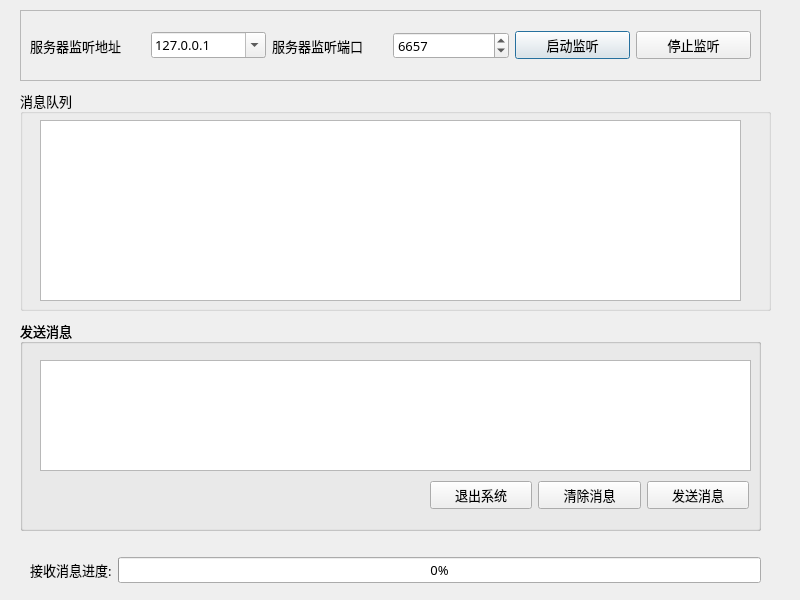
Before: the Qt Designer form CSFileTransferTools/filetransfertoolsdialog.ui in a1263221841-sudo/C-S-File-Transfer-Tools, drawn with Qt 5.
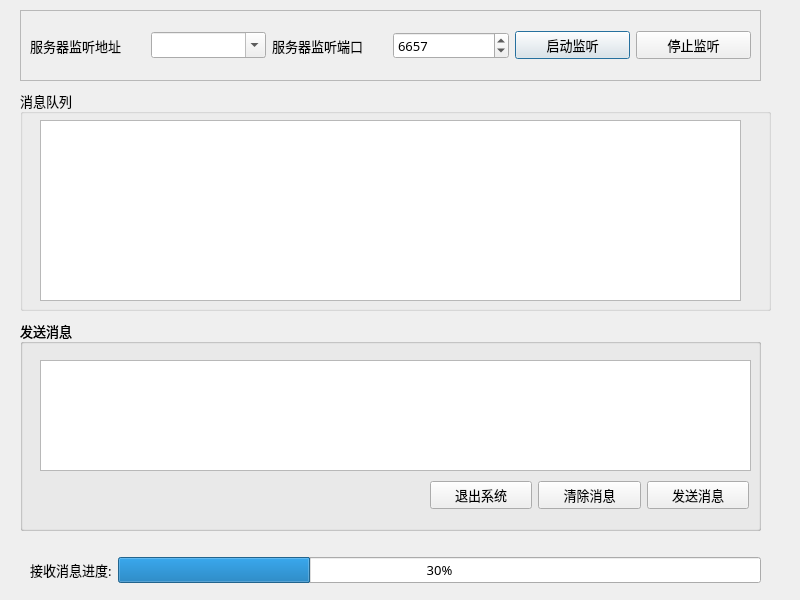
After: the same form once the commit is applied. Icons and pictures are not drawn.

Patch:
```diff
--- a/CSFileTransferTools/filetransfertoolsdialog.ui
+++ b/CSFileTransferTools/filetransfertoolsdialog.ui
@@ -73,13 +73,8 @@
         <bool>true</bool>
        </property>
        <property name="currentText">
-        <string>127.0.0.1</string>
+        <string/>
        </property>
-       <item>
-        <property name="text">
-         <string>127.0.0.1</string>
-        </property>
-       </item>
       </widget>
      </item>
      <item>
@@ -332,7 +327,7 @@
        </font>
       </property>
       <property name="value">
-       <number>0</number>
+       <number>30</number>
       </property>
      </widget>
     </item>
```
